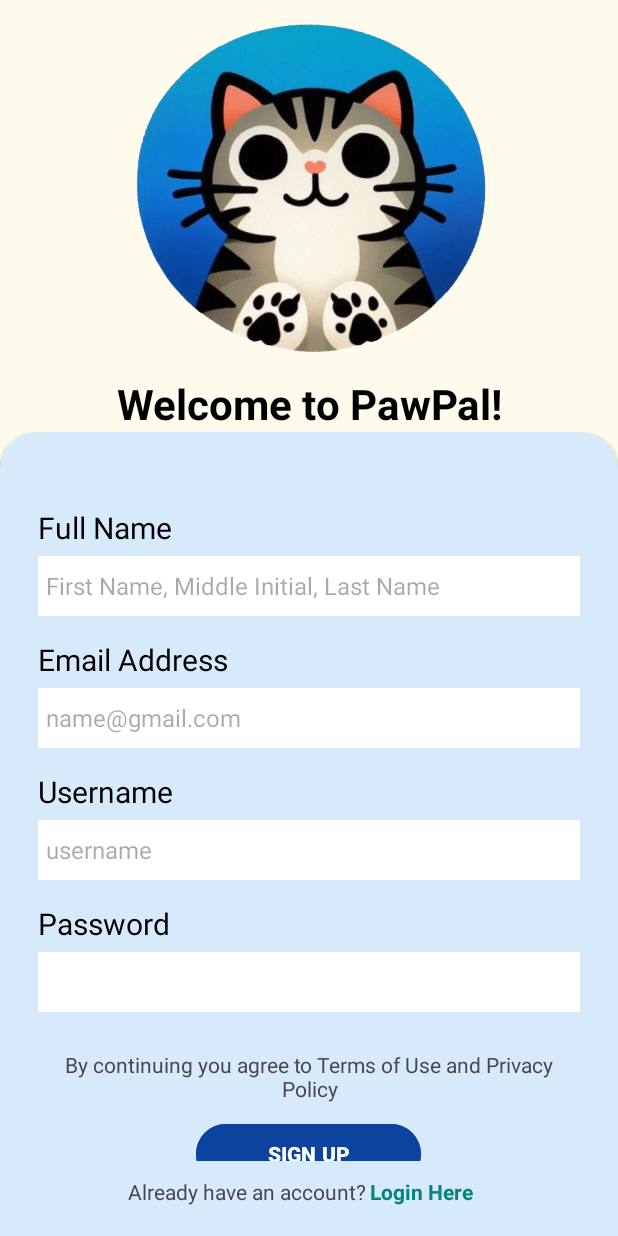
After one commit to zookee76/pawpal, an Android app built with Jetpack Compose: the pregister screen opened directly, with no data from a screen before it, on a phone screen of 412 x 824 dp. The commit adds this screen. Run offline under Robolectric (Android 15) with nearby library versions, the phone set to English and light mode, and no system bars.

Commit message:
pet login and register done

```diff
--- a/app/src/main/AndroidManifest.xml
+++ b/app/src/main/AndroidManifest.xml
@@ -17,6 +17,12 @@
             android:name=".phomedashboard"
             android:exported="false" />
         <activity
+            android:name=".pregister"
+            android:exported="false" />
+        <activity
+            android:name=".plogin"
+            android:exported="false" />
+        <activity
             android:name=".MainActivity"
             android:exported="true">
             <intent-filter>
--- /dev/null
+++ b/app/src/main/java/com/example/pawpal/pregister.java
@@ -0,0 +1,28 @@
+package com.example.pawpal;
+
+import android.content.Intent;
+import android.os.Bundle;
+import android.view.View;
+import android.widget.TextView;
+
+import androidx.appcompat.app.AppCompatActivity;
+public class pregister extends AppCompatActivity {
+
+    @Override
+    protected void onCreate(Bundle savedInstanceState) {
+        super.onCreate(savedInstanceState);
+
+        setContentView(R.layout.activity_petregister);
+
+        TextView tvlogin = findViewById(R.id.tv_login);
+
+        tvlogin.setOnClickListener(new View.OnClickListener(){
+
+            @Override
+            public void onClick(View view) {
+                Intent intent = new Intent(pregister.this, plogin.class);
+                startActivity(intent);
+            }
+        });
+    }
+}
--- /dev/null
+++ b/app/src/main/res/layout/activity_petregister.xml
@@ -0,0 +1,208 @@
+<?xml version="1.0" encoding="utf-8"?>
+<androidx.constraintlayout.widget.ConstraintLayout xmlns:android="http://schemas.android.com/apk/res/android"
+    xmlns:app="http://schemas.android.com/apk/res-auto"
+    xmlns:tools="http://schemas.android.com/tools"
+    android:id="@+id/layout_main"
+    android:layout_width="match_parent"
+    android:layout_height="match_parent"
+    android:background="#FFFBEC">
+
+    <ImageView
+        android:id="@+id/iv_logo"
+        android:layout_width="250dp"
+        android:layout_height="250dp"
+        android:scaleType="centerCrop"
+        app:layout_constraintBottom_toBottomOf="parent"
+        app:layout_constraintEnd_toEndOf="parent"
+        app:layout_constraintStart_toStartOf="parent"
+        app:layout_constraintTop_toTopOf="parent"
+        app:layout_constraintVertical_bias="0.0"
+        app:srcCompat="@drawable/fiimage" />
+
+    <TextView
+        android:id="@+id/tv_welcome"
+        android:layout_width="wrap_content"
+        android:layout_height="wrap_content"
+        android:text="Welcome to PawPal!"
+        android:textAlignment="center"
+        android:textColor="@color/black"
+        android:textSize="28sp"
+        android:textStyle="bold"
+        app:layout_constraintEnd_toEndOf="parent"
+        app:layout_constraintHorizontal_bias="0.502"
+        app:layout_constraintStart_toStartOf="parent"
+        app:layout_constraintTop_toBottomOf="@+id/iv_logo" />
+
+    <RelativeLayout
+        android:layout_width="0dp"
+        android:layout_height="0dp"
+        app:layout_constraintBottom_toBottomOf="parent"
+        app:layout_constraintEnd_toEndOf="parent"
+        app:layout_constraintHorizontal_bias="1.0"
+        app:layout_constraintStart_toStartOf="parent"
+        app:layout_constraintTop_toBottomOf="@+id/tv_welcome">
+
+        <androidx.cardview.widget.CardView
+            android:id="@+id/cv_body"
+            android:layout_width="match_parent"
+            android:layout_height="match_parent"
+            android:backgroundTint="#D6EAFC"
+            app:cardCornerRadius="25dp">
+
+            <LinearLayout
+                android:id="@+id/layout_body"
+                android:layout_width="match_parent"
+                android:layout_height="match_parent"
+                android:orientation="vertical">
+
+                <LinearLayout
+                    android:id="@+id/layout_register"
+                    android:layout_width="match_parent"
+                    android:layout_height="wrap_content"
+                    android:layout_marginLeft="25dp"
+                    android:layout_marginTop="50dp"
+                    android:layout_marginRight="25dp"
+                    android:layout_weight="10"
+                    android:orientation="vertical">
+
+                    <TextView
+                        android:id="@+id/tv_fullnam"
+                        android:layout_width="match_parent"
+                        android:layout_height="wrap_content"
+                        android:layout_marginBottom="5dp"
+                        android:text="Full Name"
+                        android:textColor="@color/black"
+                        android:textSize="20sp" />
+
+                    <EditText
+                        android:id="@+id/text_fullname"
+                        android:layout_width="match_parent"
+                        android:layout_height="40dp"
+                        android:layout_marginBottom="15dp"
+                        android:background="@color/white"
+                        android:ems="10"
+                        android:hint="First Name, Middle Initial, Last Name"
+                        android:inputType="text"
+                        android:paddingLeft="5dp"
+                        android:textSize="16sp" />
+
+                    <TextView
+                        android:id="@+id/tv_emailadd"
+                        android:layout_width="match_parent"
+                        android:layout_height="wrap_content"
+                        android:layout_marginBottom="5dp"
+                        android:text="Email Address"
+                        android:textColor="@color/black"
+                        android:textSize="20sp" />
+
+                    <EditText
+                        android:id="@+id/text_emailadd"
+                        android:layout_width="match_parent"
+                        android:layout_height="40dp"
+                        android:layout_marginBottom="15dp"
+                        android:background="@color/white"
+                        android:ems="10"
+                        android:hint="name@gmail.com"
+                        android:inputType="text|textEmailAddress"
+                        android:paddingLeft="5dp"
+                        android:textSize="16sp" />
+
+                    <TextView
+                        android:id="@+id/tv_username"
+                        android:layout_width="match_parent"
+                        android:layout_height="wrap_content"
+                        android:layout_marginBottom="5dp"
+                        android:text="Username"
+                        android:textColor="@color/black"
+                        android:textSize="20sp" />
+
+                    <EditText
+                        android:id="@+id/text_username"
+                        android:layout_width="match_parent"
+                        android:layout_height="40dp"
+                        android:layout_marginBottom="15dp"
+                        android:background="@color/white"
+                        android:ems="10"
+                        android:hint="username"
+                        android:inputType="text"
+                        android:paddingLeft="5dp"
+                        android:textSize="16sp" />
+
+                    <TextView
+                        android:id="@+id/tv_password"
+                        android:layout_width="match_parent"
+                        android:layout_height="wrap_content"
+                        android:layout_marginBottom="5dp"
+                        android:text="Password"
+                        android:textColor="@color/black"
+                        android:textSize="20sp" />
+
+                    <EditText
+                        android:id="@+id/text_password"
+                        android:layout_width="match_parent"
+                        android:layout_height="40dp"
+                        android:layout_marginBottom="15dp"
+                        android:background="@color/white"
+                        android:ems="10"
+                        android:inputType="text|textPassword"
+                        android:paddingLeft="5dp"
+                        android:textSize="16sp" />
+
+                    <TextView
+                        android:id="@+id/tv_forgotpw"
+                        android:layout_width="match_parent"
+                        android:layout_height="wrap_content"
+                        android:layout_marginTop="10dp"
+                        android:text="By continuing you agree to Terms of Use and Privacy Policy"
+                        android:textAlignment="center"
+                        android:textSize="14sp" />
+
+                    <Button
+                        android:id="@+id/btn_signup"
+                        android:layout_width="150dp"
+                        android:layout_height="wrap_content"
+                        android:layout_gravity="center"
+                        android:layout_marginTop="10dp"
+                        android:backgroundTint="#0C439E"
+                        android:text="SIGN UP"
+                        android:textStyle="bold" />
+                </LinearLayout>
+
+            </LinearLayout>
+
+        </androidx.cardview.widget.CardView>
+
+        <LinearLayout
+            android:id="@+id/layout_footer"
+            android:layout_width="match_parent"
+            android:layout_height="50dp"
+            android:layout_alignParentBottom="true"
+            android:background="#D6EAFC"
+            android:elevation="2dp"
+            android:gravity="bottom|center"
+            android:orientation="horizontal"
+            android:paddingBottom="20dp">
+
+            <TextView
+                android:id="@+id/tv_footer"
+                android:layout_width="150dp"
+                android:layout_height="wrap_content"
+                android:layout_weight="1"
+                android:text="Already have an account? "
+                android:textAlignment="textEnd" />
+
+            <TextView
+                android:id="@+id/tv_login"
+                android:layout_width="wrap_content"
+                android:layout_height="wrap_content"
+                android:layout_weight="1"
+                android:clickable="true"
+                android:text="Login Here"
+                android:textAlignment="textStart"
+                android:textColor="#05837F"
+                android:textStyle="bold" />
+        </LinearLayout>
+
+    </RelativeLayout>
+
+</androidx.constraintlayout.widget.ConstraintLayout>
--- a/app/src/main/res/layout/activity_phomedashboard.xml
+++ b/app/src/main/res/layout/activity_phomedashboard.xml
@@ -61,7 +61,7 @@
         </androidx.constraintlayout.widget.ConstraintLayout>
 
         <LinearLayout
-            android:id="@+id/layout_body"
+            android:id="@+id/cv_body"
             android:layout_width="match_parent"
             android:layout_height="0dp"
             android:backgroundTint="#C78AD1"
```
Also changed, not shown: app/src/main/java/com/example/pawpal/MainActivity.kt (+9 -0 lines), app/src/main/java/com/example/pawpal/plogin.java (added, +27 -0 lines), app/src/main/res/layout/activity_petlogin.xml (added, +161 -0 lines), app/src/main/res/drawable/fiimage.png.
